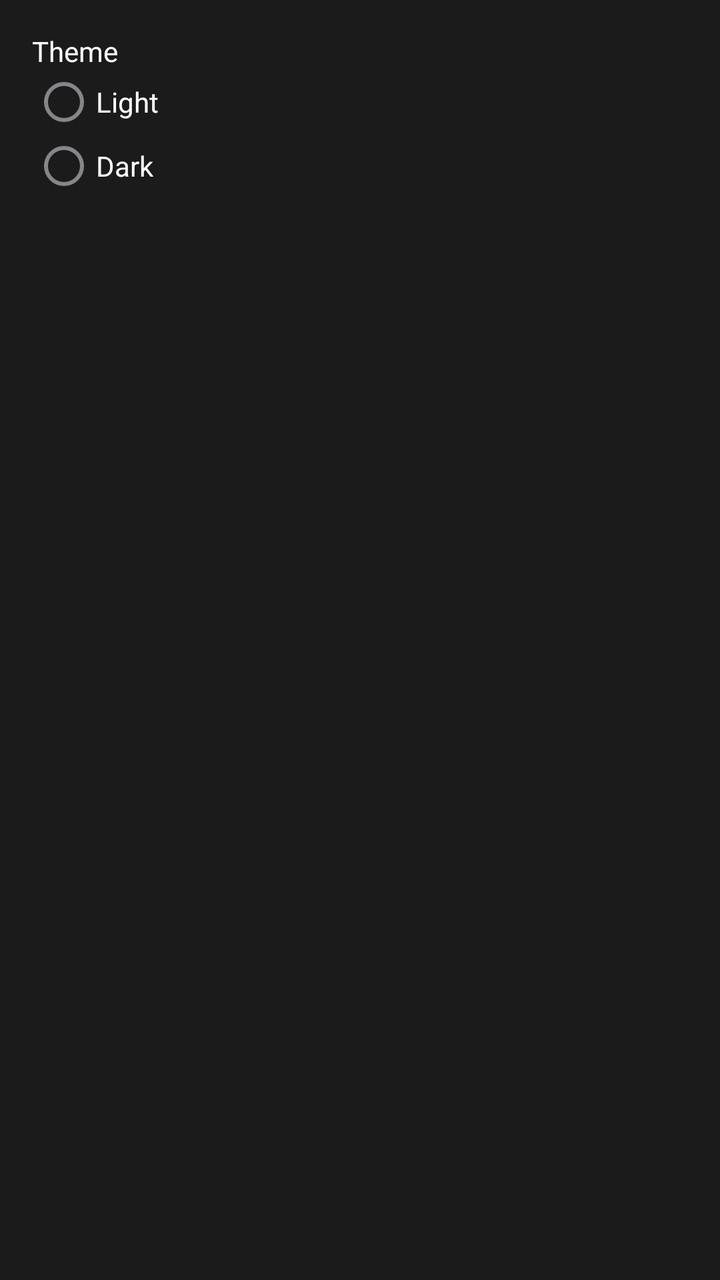
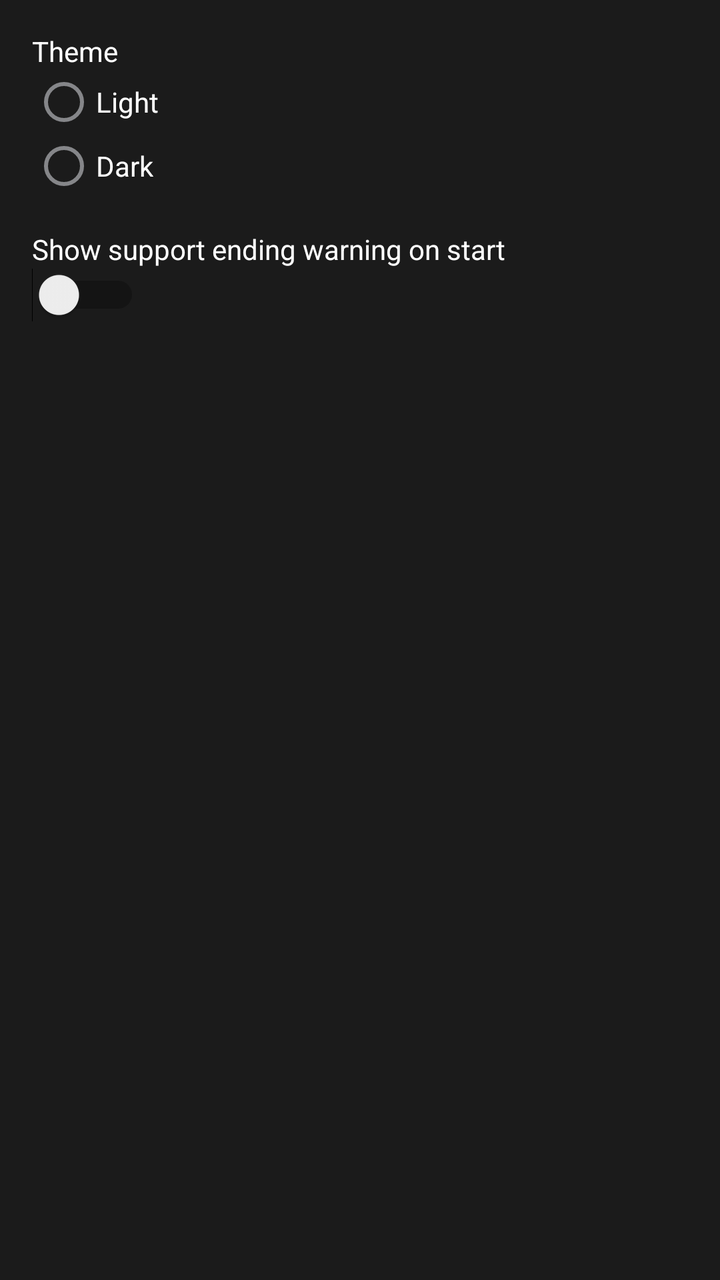

Two renders of the same Android screen: before a commit and after it. Below are the layout's source before the change and the commit's diff.
<!-- AndroidManifest.xml: application theme AppThemeDark -->
<!-- res/layout/fragment_settings.xml -->
<?xml version="1.0" encoding="utf-8"?>
<ScrollView xmlns:android="http://schemas.android.com/apk/res/android"
    android:layout_width="match_parent"
    android:layout_height="match_parent">

    <LinearLayout
        android:layout_width="match_parent"
        android:layout_height="wrap_content"
        android:orientation="vertical"
        android:padding="16dp">

        <TextView
            android:id="@+id/themeTitleTextView"
            android:layout_width="wrap_content"
            android:layout_height="wrap_content"
            android:text="@string/theme"
            android:textColor="?android:attr/textColorPrimary"
            />

        <RadioGroup
            android:id="@+id/themeRadioGroup"
            android:layout_width="wrap_content"
            android:layout_height="wrap_content"
            android:layout_gravity="start"
            android:layout_marginBottom="16dp"
            android:orientation="vertical"
            >

            <RadioButton
                android:id="@+id/lightThemeRadioButton"
                android:layout_width="wrap_content"
                android:layout_height="wrap_content"
                android:paddingEnd="16dp"
                android:text="@string/light"
                android:textColor="?android:attr/textColorPrimary"
                />

            <RadioButton
                android:id="@+id/darkThemeRadioButton"
                android:layout_width="wrap_content"
                android:layout_height="wrap_content"
                android:text="@string/dark"
                android:textColor="?android:attr/textColorPrimary"
                />
        </RadioGroup>

        <LinearLayout
            android:id="@+id/notificationPermissionSettingLinearLayout"
            android:visibility="gone"
            android:orientation="vertical"
            android:layout_width="match_parent"
            android:layout_height="wrap_content">
            <TextView
                android:id="@+id/notificationPermissionSettingTextView"
                android:layout_width="match_parent"
                android:layout_height="wrap_content"
                android:text="@string/notification_permissions"
                android:textColor="?android:attr/textColorPrimary"
                />
            <Button
                android:id="@+id/notificationPermissionSettingButton"
                android:text="@string/allow_progress_notification"
                android:layout_width="match_parent"
                android:layout_height="wrap_content"/>
        </LinearLayout>

    </LinearLayout>
</ScrollView>
<!-- resources referenced by this layout -->
<resources>
  <string name="allow_progress_notification">Allow Progress Notification</string>
  <string name="dark">Dark</string>
  <string name="light">Light</string>
  <string name="notification_permissions">Notification Permissions</string>
  <string name="theme">Theme</string>
  <style name="AppThemeDark" parent="AppTheme">
          <item name="colorPrimary">@color/darkThemeColorPrimary</item>
          <item name="colorPrimaryDark">@color/darkThemeColorPrimaryDark</item>
          <item name="android:colorControlNormal">@color/colorAccent</item>
          <item name="android:windowBackground">@color/darkThemeBackground</item>
          <item name="android:textColorPrimary">@color/darkThemeTextColor</item>
          <item name="android:textColorSecondary">@color/darkThemeTextColor</item>
          <item name="android:textColorHint">@color/darkThemeTextColorHint</item>
      </style>
  <style name="AppTheme" parent="Theme.AppCompat.Light.DarkActionBar">
          
          <item name="colorPrimary">@color/colorPrimary</item>
          <item name="colorPrimaryDark">@color/colorPrimaryDark</item>
          <item name="colorAccent">@color/colorAccent</item>
          <item name="windowActionBar">false</item>
          <item name="windowNoTitle">true</item>
      </style>
  <color name="darkThemeColorPrimary">#19323b</color>
  <color name="darkThemeColorPrimaryDark">#79e6f2</color>
  <color name="colorAccent">#858689</color>
  <color name="darkThemeBackground">#1b1b1b</color>
  <color name="darkThemeTextColor">#fff</color>
  <color name="darkThemeTextColorHint">#c7c7c7</color>
  <color name="colorPrimary">#46859b</color>
  <color name="colorPrimaryDark">#15a1b1</color>
</resources>

<!-- the commit's change to res/layout/fragment_settings.xml (unified diff, before → after) -->
@@ -64,5 +64,16 @@
                 android:layout_height="wrap_content"/>
         </LinearLayout>
 
+        <TextView
+            android:id="@+id/showSupportEndingSettingTitle"
+            android:layout_width="wrap_content"
+            android:layout_height="wrap_content"
+            android:text="@string/showSupportEndingSettingTitle"
+            android:textColor="?android:attr/textColorPrimary" />
+        <Switch
+            android:id="@+id/showSupportEndingSettingSwitch"
+            android:layout_width="wrap_content"
+            android:layout_height="wrap_content"/>
+
     </LinearLayout>
 </ScrollView>
<!-- resource entries referenced after the edit -->
@@ -4,6 +4,7 @@
   <string name="dark">Dark</string>
   <string name="light">Light</string>
   <string name="notification_permissions">Notification Permissions</string>
+  <string name="showSupportEndingSettingTitle">Show support ending warning on start</string>
   <string name="theme">Theme</string>
   <style name="AppThemeDark" parent="AppTheme">
           <item name="colorPrimary">@color/darkThemeColorPrimary</item>
